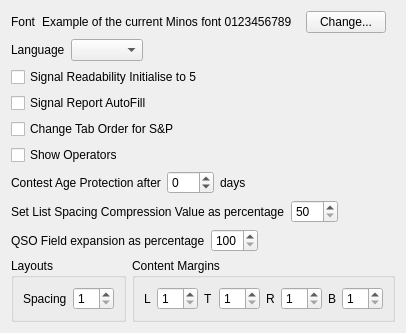
Old version of the form mqt/MqtLogger/DisplayOptions.ui in the repository Rsclub22/Minos2-Mirror.
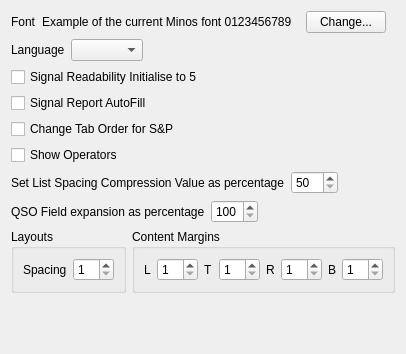
New version of the form.

Commit message: Add option for AllowHF, move age option

The edit to the form file:
```diff
--- a/mqt/MqtLogger/DisplayOptions.ui
+++ b/mqt/MqtLogger/DisplayOptions.ui
@@ -7,7 +7,7 @@
     <x>0</x>
     <y>0</y>
     <width>400</width>
-    <height>328</height>
+    <height>354</height>
    </rect>
   </property>
   <property name="windowTitle">
@@ -149,47 +149,6 @@
      </item>
     </layout>
    </item>
-   <item>
-    <layout class="QHBoxLayout" name="horizontalLayout">
-     <item>
-      <widget class="QLabel" name="label_2">
-       <property name="text">
-        <string>Contest Age Protection after</string>
-       </property>
-      </widget>
-     </item>
-     <item>
-      <widget class="QSpinBox" name="ageSpinner">
-       <property name="minimum">
-        <number>-1</number>
-       </property>
-       <property name="maximum">
-        <number>365</number>
-       </property>
-      </widget>
-     </item>
-     <item>
-      <widget class="QLabel" name="label_3">
-       <property name="text">
-        <string>days</string>
-       </property>
-      </widget>
-     </item>
-     <item>
-      <spacer name="horizontalSpacer_5">
-       <property name="orientation">
-        <enum>Qt::Horizontal</enum>
-       </property>
-       <property name="sizeHint" stdset="0">
-        <size>
-         <width>40</width>
-         <height>20</height>
-        </size>
-       </property>
-      </spacer>
-     </item>
-    </layout>
-   </item>
    <item>
     <layout class="QHBoxLayout" name="horizontalLayout_3">
      <item>
```
The commit also changes 6 other files.
